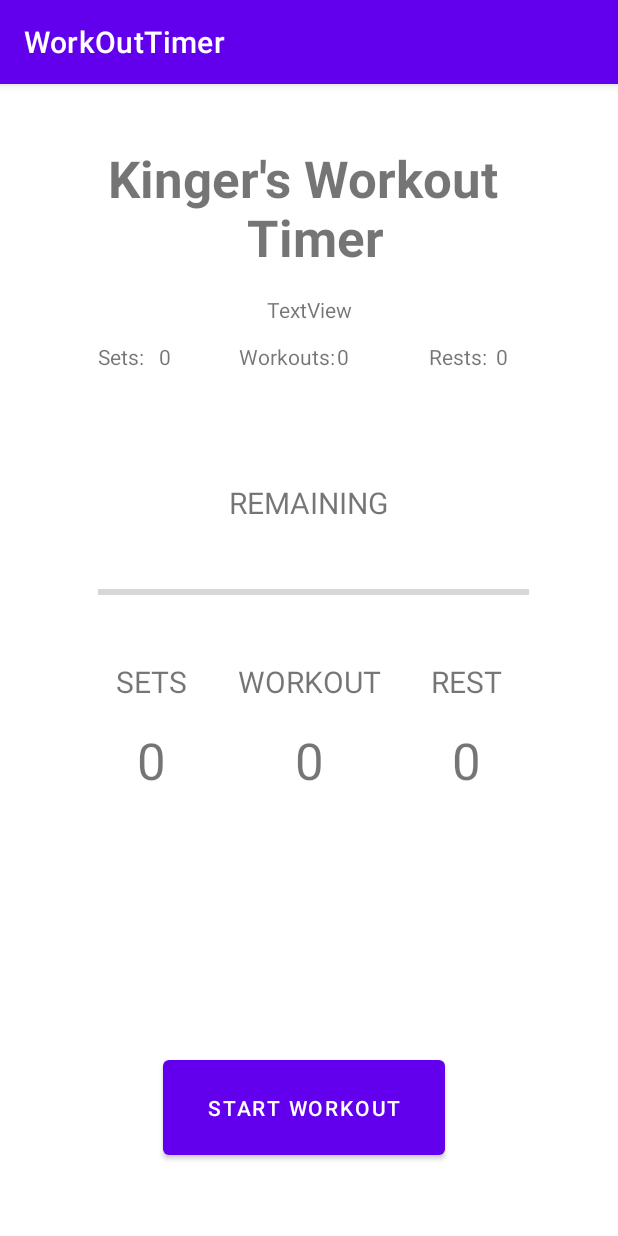
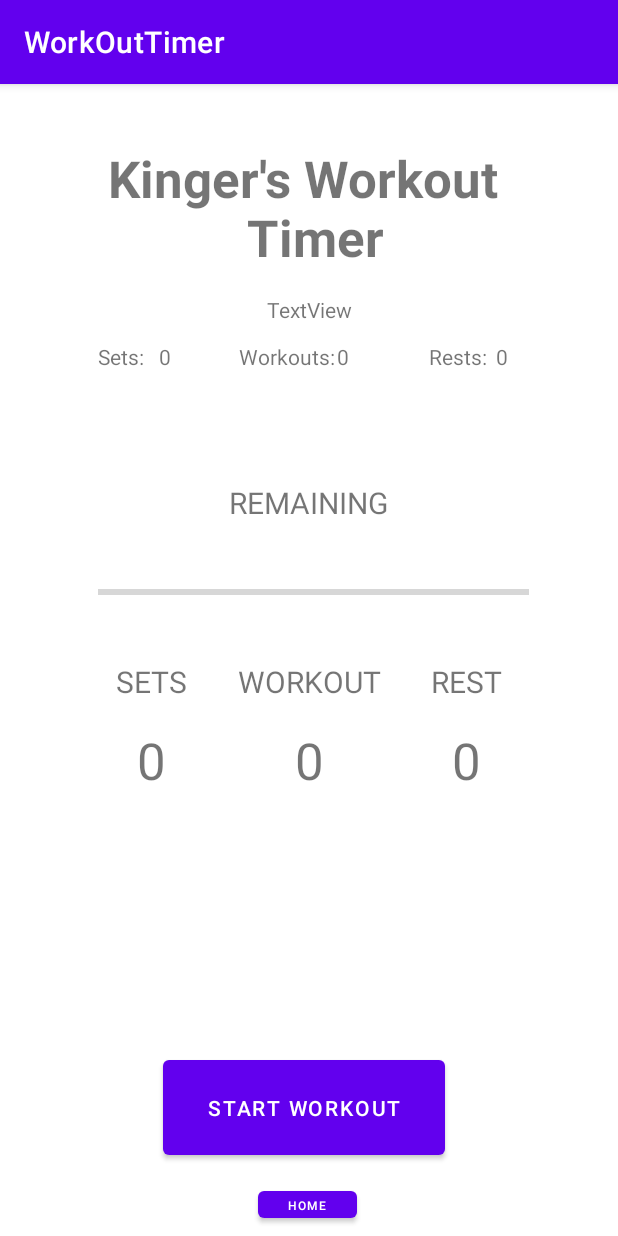
Before and after one commit to kinger83/Task_4-1, an Android app: the WorkOutActivity screen opened directly, with no data from a screen before it, on a phone screen of 412 x 824 dp. Run offline under Robolectric (Android 15) with nearby library versions, the phone set to English and light mode, and no system bars; Roboto replaces fonts that are not available here.

```diff
--- a/app/src/main/res/layout/activity_work_out.xml
+++ b/app/src/main/res/layout/activity_work_out.xml
@@ -205,5 +205,18 @@
         app:layout_constraintStart_toEndOf="@+id/activeSetsVal"
         app:layout_constraintTop_toBottomOf="@+id/textView9" />
 
+    <Button
+        android:id="@+id/homeBtn"
+        android:layout_width="66dp"
+        android:layout_height="30dp"
+        android:layout_marginTop="12dp"
+        android:onClick="returnToMain"
+        android:text="Home"
+        android:textSize="8sp"
+        app:layout_constraintEnd_toEndOf="parent"
+        app:layout_constraintHorizontal_bias="0.498"
+        app:layout_constraintStart_toStartOf="parent"
+        app:layout_constraintTop_toBottomOf="@+id/startBtb" />
+
 
 </androidx.constraintlayout.widget.ConstraintLayout>
```
Also changed, not shown: app/src/main/java/com/example/workouttimer/WorkOutActivity.java (+27 -2 lines).
